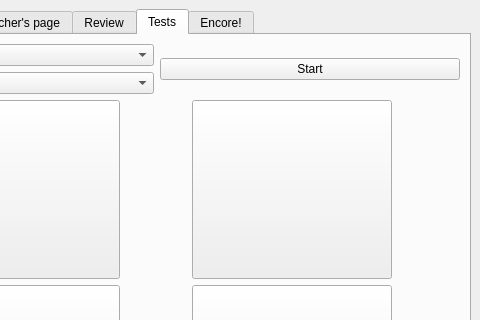
Above: src/kanjitoolswindow.ui from mihaly4/KanjiTools before the change; both pictures show x 166 to 646 and y 0 to 320 of the 646 by 640 pixel window. Below: the same form after it.
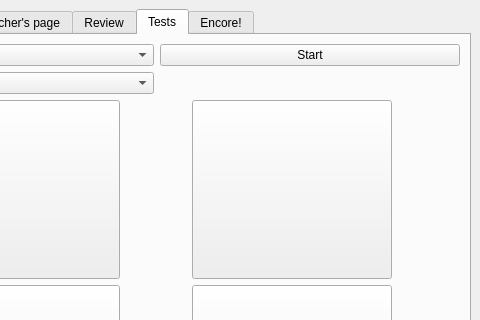
That is the form after the change. The open tabs and pages were chosen to show the change.

What changed in the file:
```diff
--- a/src/kanjitoolswindow.ui
+++ b/src/kanjitoolswindow.ui
@@ -18,7 +18,7 @@
     <item row="0" column="0">
      <widget class="QTabWidget" name="tabWidget">
       <property name="currentIndex">
-       <number>2</number>
+       <number>4</number>
       </property>
       <widget class="QWidget" name="tab">
        <attribute name="title">
@@ -409,7 +409,7 @@
              </size>
             </property>
             <property name="dragDropMode">
-             <enum>QAbstractItemView::NoDragDrop</enum>
+             <enum>QAbstractItemView::DragDrop</enum>
             </property>
             <property name="alternatingRowColors">
              <bool>true</bool>
@@ -727,20 +727,13 @@
         <string>Tests</string>
        </attribute>
        <layout class="QGridLayout" name="gridLayout_5">
-        <item row="0" column="0">
+        <item row="4" column="0">
          <widget class="QComboBox" name="comboBox_5"/>
         </item>
-        <item row="0" column="1" rowspan="2">
-         <widget class="QPushButton" name="pushButton_27">
-          <property name="text">
-           <string>Start</string>
-          </property>
-         </widget>
-        </item>
-        <item row="1" column="0">
+        <item row="5" column="0">
          <widget class="QComboBox" name="comboBox_6"/>
         </item>
-        <item row="2" column="0" colspan="2">
+        <item row="6" column="0" colspan="2">
          <layout class="QVBoxLayout" name="verticalLayout_5">
           <item>
            <layout class="QGridLayout" name="gridLayout">
@@ -878,6 +871,20 @@
           </item>
          </layout>
         </item>
+        <item row="5" column="1">
+         <widget class="QLabel" name="label_35">
+          <property name="text">
+           <string/>
+          </property>
+         </widget>
+        </item>
+        <item row="4" column="1">
+         <widget class="QPushButton" name="pushButton_27">
+          <property name="text">
+           <string>Start</string>
+          </property>
+         </widget>
+        </item>
        </layout>
       </widget>
       <widget class="QWidget" name="tab_5">
```
